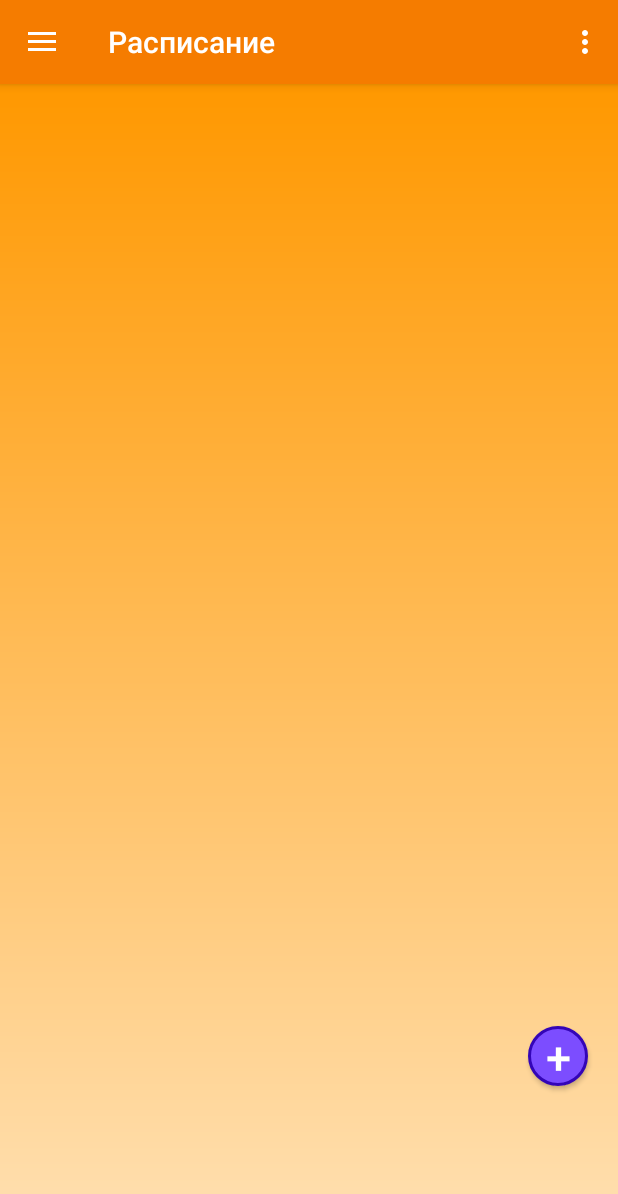
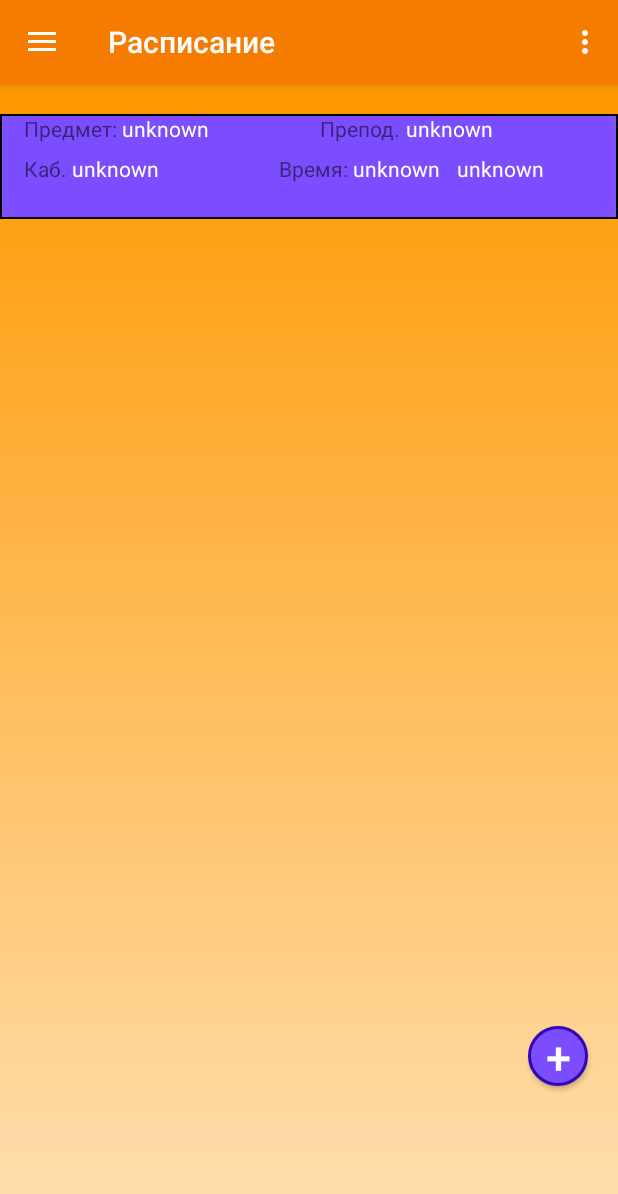
Before and after one commit to sojerton/AndroidApp, an Android app: the screen it shows after launch (MainActivity), on a phone screen of 412 x 824 dp. Shown: the top 1194 px of the screen. Run offline under Robolectric (Android 15) with nearby library versions, the phone set to English and light mode, and no system bars.

Commit message:
saved/load func (not correct)

```diff
--- a/app/src/main/java/com/example/sojertondigma/firstapplication/MainActivity.java
+++ b/app/src/main/java/com/example/sojertondigma/firstapplication/MainActivity.java
@@ -1,6 +1,7 @@
 package com.example.sojertondigma.firstapplication;
 
 import android.content.Intent;
+import android.content.SharedPreferences;
 import android.nfc.Tag;
 import android.support.annotation.Nullable;
 import android.support.design.widget.NavigationView;
@@ -26,6 +27,7 @@ public class MainActivity extends AppCompatActivity implements View.OnClickListe
     Button myBtn;
     private Toolbar toolbar;
     TextView subject, prepod, room, timeFrom, timeTill;
+    SharedPreferences sPref;
 
     @Override
     protected void onCreate(Bundle savedInstanceState) {
@@ -49,6 +51,7 @@ public class MainActivity extends AppCompatActivity implements View.OnClickListe
         NavigationView navigationView = findViewById(R.id.nav_view);
         navigationView.setNavigationItemSelectedListener(this);
 
+        loadText();
         Log.d(TAG, "MainActivity onCreate");
     }
 
@@ -68,7 +71,6 @@ public class MainActivity extends AppCompatActivity implements View.OnClickListe
         LinearLayout linLayoutV = (LinearLayout) findViewById(R.id.linLayoutV);
         LayoutInflater ltInflater = getLayoutInflater();
         View item = ltInflater.inflate(R.layout.display_schedule_view, linLayoutV, false);
-        //Intent intent = getIntent();
 
         String sSubject = intent.getStringExtra("subject");
         subject = (TextView) item.findViewById(R.id.subject);
@@ -109,7 +111,51 @@ public class MainActivity extends AppCompatActivity implements View.OnClickListe
         return super.onOptionsItemSelected(item);
     }
 
+    void saveText(){
+        if(subject!=null) {
+            sPref = getPreferences(MODE_PRIVATE);
+            SharedPreferences.Editor ed = sPref.edit();
+            ed.putString("SUBJECT", subject.getText().toString());
+            ed.putString("PREPOD", prepod.getText().toString());
+            ed.putString("ROOM", room.getText().toString());
+            ed.putString("TIME_FROM", timeFrom.getText().toString());
+            ed.putString("TIME_TILL", timeTill.getText().toString());
+            ed.commit();
+        }
+    }
 
+    void loadText(){
+        sPref = getPreferences(MODE_PRIVATE);
+        //String savedText = sPref.getString("SUBJECT", "unknown");
+        //subject.setText(savedText);
+
+        LinearLayout linLayoutV = (LinearLayout) findViewById(R.id.linLayoutV);
+        LayoutInflater ltInflater = getLayoutInflater();
+        View item = ltInflater.inflate(R.layout.display_schedule_view, linLayoutV, false);
+
+        String savedSubject = sPref.getString("SUBJECT", "unknown");
+        subject = (TextView) item.findViewById(R.id.subject);
+        subject.setText(savedSubject);
+
+        String savedPrepod = sPref.getString("PREPOD", "unknown");
+        prepod = (TextView) item.findViewById(R.id.prepod);
+        prepod.setText(savedPrepod);
+
+        String savedRoom = sPref.getString("ROOM", "unknown");
+        room = (TextView) item.findViewById(R.id.room);
+        room.setText(savedRoom);
+
+        String savedTimeFrom = sPref.getString("TIME_FROM", "unknown");
+        timeFrom = (TextView) item.findViewById(R.id.timeFrom);
+        timeFrom.setText(savedTimeFrom);
+
+        String savedTimeTill = sPref.getString("TIME_TILL", "unknown");
+        timeTill = (TextView) item.findViewById(R.id.timeTill);
+        timeTill.setText(savedTimeTill);
+
+        item.getLayoutParams().width = LinearLayout.LayoutParams.MATCH_PARENT;
+        linLayoutV.addView(item);
+    }
 
     @Override
     protected void onRestart() {
@@ -151,6 +197,7 @@ public class MainActivity extends AppCompatActivity implements View.OnClickListe
     @Override
     protected void onDestroy() {
         super.onDestroy();
+        saveText();
         Log.d(TAG, "MainActivity onDestroy");
     }
 
--- a/app/src/main/res/layout/display_schedule_view.xml
+++ b/app/src/main/res/layout/display_schedule_view.xml
@@ -6,7 +6,7 @@
     android:layout_height="70dp"
     android:background="@drawable/gradient_lesson"
     android:orientation="horizontal"
-    android:layout_marginTop="10dp"
+    android:layout_marginTop="20dp"
     tools:layout_editor_absoluteX="10dp"
     tools:layout_editor_absoluteY="35dp">
 
@@ -26,6 +26,7 @@
         android:layout_width="0dp"
         android:layout_height="wrap_content"
         android:layout_marginEnd="6dp"
+        android:textColor="@color/colorWhite"
         app:layout_constraintEnd_toStartOf="@+id/textView8"
         app:layout_constraintStart_toEndOf="@+id/textView6"
         app:layout_constraintTop_toTopOf="parent" />
@@ -45,6 +46,7 @@
         android:layout_width="0dp"
         android:layout_height="wrap_content"
         android:layout_marginEnd="16dp"
+        android:textColor="@color/colorWhite"
         app:layout_constraintEnd_toEndOf="parent"
         app:layout_constraintStart_toEndOf="@+id/textView8"
         app:layout_constraintTop_toTopOf="parent" />
@@ -66,6 +68,7 @@
         android:layout_height="wrap_content"
         android:layout_marginEnd="68dp"
         android:layout_marginTop="7dp"
+        android:textColor="@color/colorWhite"
         app:layout_constraintEnd_toStartOf="@+id/textView10"
         app:layout_constraintStart_toEndOf="@+id/textView9"
         app:layout_constraintTop_toBottomOf="@+id/textView6" />
@@ -86,6 +89,7 @@
         android:layout_height="wrap_content"
         android:layout_marginTop="7dp"
         android:textSize="14sp"
+        android:textColor="@color/colorWhite"
         app:layout_constraintEnd_toStartOf="@+id/timeTill"
         app:layout_constraintStart_toEndOf="@+id/textView10"
         app:layout_constraintTop_toBottomOf="@+id/textView8" />
@@ -96,6 +100,7 @@
         android:layout_height="wrap_content"
         android:layout_marginEnd="37dp"
         android:textSize="14sp"
+        android:textColor="@color/colorWhite"
         app:layout_constraintBaseline_toBaselineOf="@+id/timeFrom"
         app:layout_constraintEnd_toEndOf="parent"
         app:layout_constraintStart_toEndOf="@+id/timeFrom" />
```
